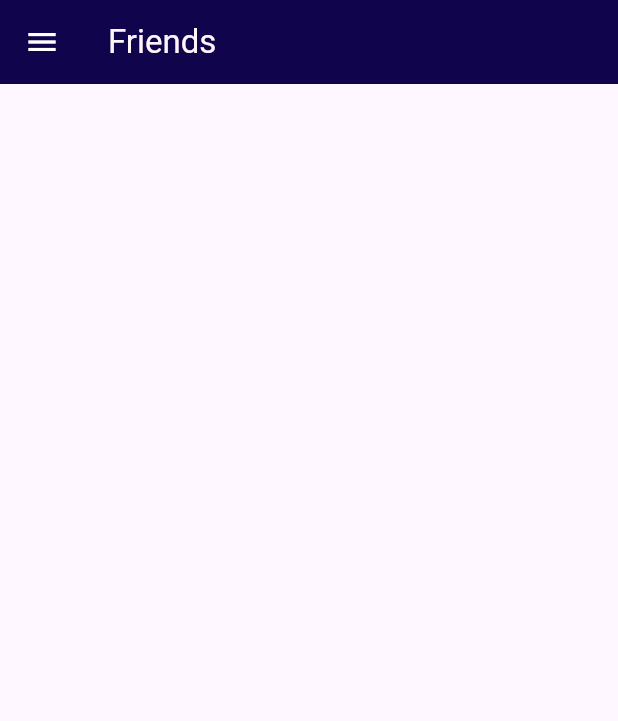
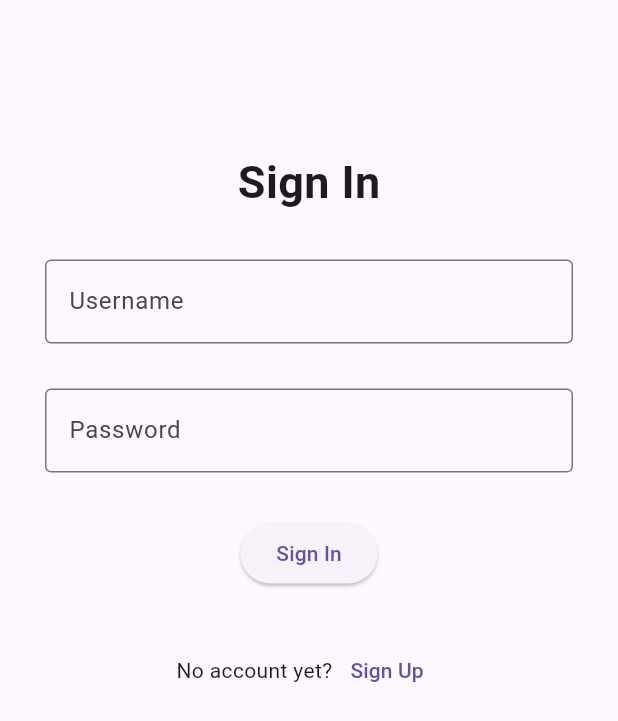
Before and after one commit to gcpelletero/Mini-Slambook-Android, a Flutter app: the screen it shows after launch, on a phone screen of 412 x 824 dp. Shown: the top 721 px of the screen. Run offline on Flutter 3.47's test engine with Material 3 defaults, Android fonts, the light colour scheme and no system bars; our stand-ins replace cloud_firestore, firebase_auth, firebase_core; accounts and stored records are empty.

Commit message:
added user authentication: changed email to username and be saved to database, added more information upon user signing up

```diff
--- /dev/null
+++ b/lib/api/firebase_auth__api.dart
@@ -0,0 +1,59 @@
+import 'package:cloud_firestore/cloud_firestore.dart';
+import 'package:firebase_auth/firebase_auth.dart';
+
+class FirebaseAuthAPI {
+  final FirebaseAuth auth = FirebaseAuth.instance;
+  //changes
+  final FirebaseFirestore firestore = FirebaseFirestore.instance;
+
+  Stream<User?> getUserStream() {
+    return auth.authStateChanges();
+  }
+
+  User? getUser() {
+    return auth.currentUser;
+  }
+
+//CHANGED
+  Future<String> signIn(String username, String password) async {
+    try {
+      QuerySnapshot result = await firestore
+          .collection('users')
+          .where('username', isEqualTo: username)
+          .get();
+      if (result.docs.isEmpty) {
+        return "Username not found";
+      }
+      String email = result.docs.first['email'];
+      await auth.signInWithEmailAndPassword(email: email, password: password);
+      return "Successfully signed in!";
+    } on FirebaseAuthException catch (e) {
+      return "Failed at error ${e.code}";
+    }
+  }
+
+//CHANGED
+  Future<String> signUp(String name, String username, String email,
+      String password, List<String> contactNumbers) async {
+    try {
+      await auth.createUserWithEmailAndPassword(
+          email: email, password: password);
+      User? user = auth.currentUser;
+
+      await firestore.collection('users').doc(user?.uid).set({
+        'name': name,
+        'username': username,
+        'email': email,
+        'contactNumbers': contactNumbers,
+      });
+
+      return "Successfully signed up!";
+    } on FirebaseAuthException catch (e) {
+      return "Failed at error ${e.code}";
+    }
+  }
+
+  Future<void> signOut() async {
+    await auth.signOut();
+  }
+}
--- a/lib/main.dart
+++ b/lib/main.dart
@@ -1,10 +1,12 @@
 import 'package:firebase_core/firebase_core.dart';
 import 'package:flutter/material.dart';
-import 'package:week4_flutter_app/firebase_options.dart';
-import 'package:week4_flutter_app/providers/todo_provider.dart';
 
 import 'package:provider/provider.dart';
-import 'package:week4_flutter_app/screens/secondpage_slambook.dart';
+import 'firebase_options.dart';
+import 'providers/auth_provider.dart';
+import 'providers/todo_provider.dart';
+import 'screens/home_page.dart';
+import 'screens/secondpage_slambook.dart';
 import 'screens/todo_page.dart';
 
 Future<void> main() async {
@@ -14,7 +16,7 @@
     MultiProvider(
       providers: [
         ChangeNotifierProvider(create: ((context) => TodoListProvider())),
-        // ChangeNotifierProvider(create: ((context) => UserAuthProvider())),
+        ChangeNotifierProvider(create: ((context) => UserAuthProvider())),
       ],
       child: const MyApp(),
     ),
@@ -31,7 +33,8 @@
       title: 'Slambook App', //application title
       initialRoute: '/', //initial route when the application starts
       routes: {
-        '/': (context) => const TodoPage(),
+        '/': (context) => const HomePage(),
+        '/todo': (context) => const TodoPage(),
         '/slambook': (context) => const SecondPage(),
       },
     );
--- /dev/null
+++ b/lib/providers/auth_provider.dart
@@ -0,0 +1,37 @@
+import 'package:firebase_auth/firebase_auth.dart';
+import 'package:flutter/material.dart';
+
+import '../api/firebase_auth__api.dart';
+
+class UserAuthProvider with ChangeNotifier {
+  late FirebaseAuthAPI authService;
+  late Stream<User?> userStream;
+  User? user;
+
+  UserAuthProvider() {
+    authService = FirebaseAuthAPI();
+    userStream = authService.getUserStream();
+  }
+
+//CHANGED
+  Future<String> signIn(String username, String password) async {
+    String message = await authService.signIn(username, password);
+    notifyListeners();
+    return message;
+  }
+
+//CHANGED
+  Future<String> signUp(String name, String username, String email,
+      String password, List<String> contactNumbers) async {
+    String message = await authService.signUp(
+        name, username, email, password, contactNumbers);
+    notifyListeners();
+    return message;
+  }
+
+  Future<void> signOut() async {
+    await authService.signOut();
+    //CHANGES
+    notifyListeners();
+  }
+}
--- a/lib/providers/todo_provider.dart
+++ b/lib/providers/todo_provider.dart
@@ -1,6 +1,6 @@
 import 'package:cloud_firestore/cloud_firestore.dart';
 import 'package:flutter/material.dart';
-import 'package:week4_flutter_app/api/firebase_todo_api.dart';
+import '../api/firebase_todo_api.dart';
 import '../models/todo_model.dart';
 
 class TodoListProvider with ChangeNotifier {
--- /dev/null
+++ b/lib/screens/home_page.dart
@@ -0,0 +1,49 @@
+/*
+  Created by: Claizel Coubeili Cepe
+  Date: updated April 26, 2023
+  Description: Sample todo app with Firebase
+*/
+
+import 'package:firebase_auth/firebase_auth.dart';
+import 'package:flutter/material.dart';
+import 'package:provider/provider.dart';
+import '../screens/todo_page.dart';
+import '../providers/auth_provider.dart';
+import 'signin_page.dart';
+
+class HomePage extends StatefulWidget {
+  const HomePage({super.key});
+
+  @override
+  State<HomePage> createState() => _HomePageState();
+}
+
+class _HomePageState extends State<HomePage> {
+  @override
+  Widget build(BuildContext context) {
+    Stream<User?> userStream = context.watch<UserAuthProvider>().userStream;
+
+    return StreamBuilder(
+        stream: userStream,
+        builder: (context, snapshot) {
+          if (snapshot.hasError) {
+            return Scaffold(
+              body: Center(
+                child: Text("Error encountered! ${snapshot.error}"),
+              ),
+            );
+          } else if (snapshot.connectionState == ConnectionState.waiting) {
+            return const Scaffold(
+              body: Center(
+                child: CircularProgressIndicator(),
+              ),
+            );
+          } else if (!snapshot.hasData) {
+            return const SignInPage();
+          }
+
+          // if user is logged in, display the scaffold containing the streambuilder for the todos
+          return const TodoPage();
+        });
+  }
+}
--- /dev/null
+++ b/lib/screens/signin_page.dart
@@ -0,0 +1,134 @@
+import 'package:flutter/material.dart';
+import 'package:provider/provider.dart';
+import '../providers/auth_provider.dart';
+import 'signup_page.dart';
+
+class SignInPage extends StatefulWidget {
+  const SignInPage({super.key});
+
+  @override
+  State<SignInPage> createState() => _SignInPageState();
+}
+
+class _SignInPageState extends State<SignInPage> {
+  final _formKey = GlobalKey<FormState>();
+  String? username;
+  String? password;
+  bool showSignInErrorMessage = false;
+
+  @override
+  Widget build(BuildContext context) {
+    return Scaffold(
+      body: SingleChildScrollView(
+        child: Container(
+            margin: const EdgeInsets.symmetric(vertical: 100, horizontal: 30),
+            child: Form(
+              key: _formKey,
+              child: Column(
+                mainAxisAlignment: MainAxisAlignment.center,
+                children: [
+                  heading,
+                  usernameField,
+                  passwordField,
+                  showSignInErrorMessage ? signInErrorMessage : Container(),
+                  submitButton,
+                  signUpButton
+                ],
+              ),
+            )),
+      ),
+    );
+  }
+
+  Widget get heading => const Padding(
+        padding: EdgeInsets.only(bottom: 30),
+        child: Text(
+          "Sign In",
+          style: TextStyle(fontSize: 30, fontWeight: FontWeight.bold),
+        ),
+      );
+
+  Widget get usernameField => Padding(
+        padding: const EdgeInsets.only(bottom: 30),
+        child: TextFormField(
+          decoration: const InputDecoration(
+              border: OutlineInputBorder(),
+              label: Text("Username"),
+              hintText: "Enter your username"),
+          onSaved: (value) => setState(() => username = value),
+          validator: (value) {
+            if (value == null || value.isEmpty) {
+              return "Please enter your username";
+            }
+            return null;
+          },
+        ),
+      );
+
+  Widget get passwordField => Padding(
+        padding: const EdgeInsets.only(bottom: 30),
+        child: TextFormField(
+          decoration: const InputDecoration(
+              border: OutlineInputBorder(),
+              label: Text("Password"),
+              hintText: "******"),
+          obscureText: true,
+          onSaved: (value) => setState(() => password = value),
+          validator: (value) {
+            if (value == null || value.isEmpty) {
+              return "Please enter your password";
+            }
+            return null;
+          },
+        ),
+      );
+
+  Widget get signInErrorMessage => const Padding(
+        padding: EdgeInsets.only(bottom: 30),
+        child: Text(
+          "Invalid username or password",
+          style: TextStyle(color: Colors.red),
+        ),
+      );
+
+  Widget get submitButton => ElevatedButton(
+      onPressed: () async {
+        if (_formKey.currentState!.validate()) {
+          _formKey.currentState!.save();
+          String? message = await context
+              .read<UserAuthProvider>()
+              .authService
+              .signIn(username!, password!);
+
+          print(message);
+          print(showSignInErrorMessage);
+
+          setState(() {
+            if (message != null && message.isNotEmpty) {
+              showSignInErrorMessage = true;
+            } else {
+              showSignInErrorMessage = false;
+            }
+          });
+        }
+      },
+      child: const Text("Sign In"));
+
+  Widget get signUpButton => Padding(
+        padding: const EdgeInsets.all(30),
+        child: Row(
+          mainAxisAlignment: MainAxisAlignment.center,
+          children: [
+            const Text("No account yet?"),
+            TextButton(
+                onPressed: () {
+                  Navigator.push(
+                      context,
+                      MaterialPageRoute(
+                          builder: (context) => const SignUpPage()));
+                },
+                child: const Text("Sign Up"))
+          ],
+        ),
+      );
+}
--- a/pubspec.yaml
+++ b/pubspec.yaml
@@ -38,6 +38,9 @@ dependencies:
   firebase_core: ^3.2.0
   cloud_firestore: ^5.1.0
   provider: ^6.1.2
+  firebase_auth: ^5.1.2
+  image_picker: ^1.1.2
+  permission_handler: ^11.3.1
 
 dev_dependencies:
   flutter_test:
```
Also changed, not shown: lib/screens/login.dart (added, +85 -0 lines), lib/screens/secondpage_slambook.dart (+4 -3 lines), lib/screens/signup_page.dart (added, +176 -0 lines), lib/screens/todo_page.dart (+6 -5 lines), pubspec.lock, 7 other files.
